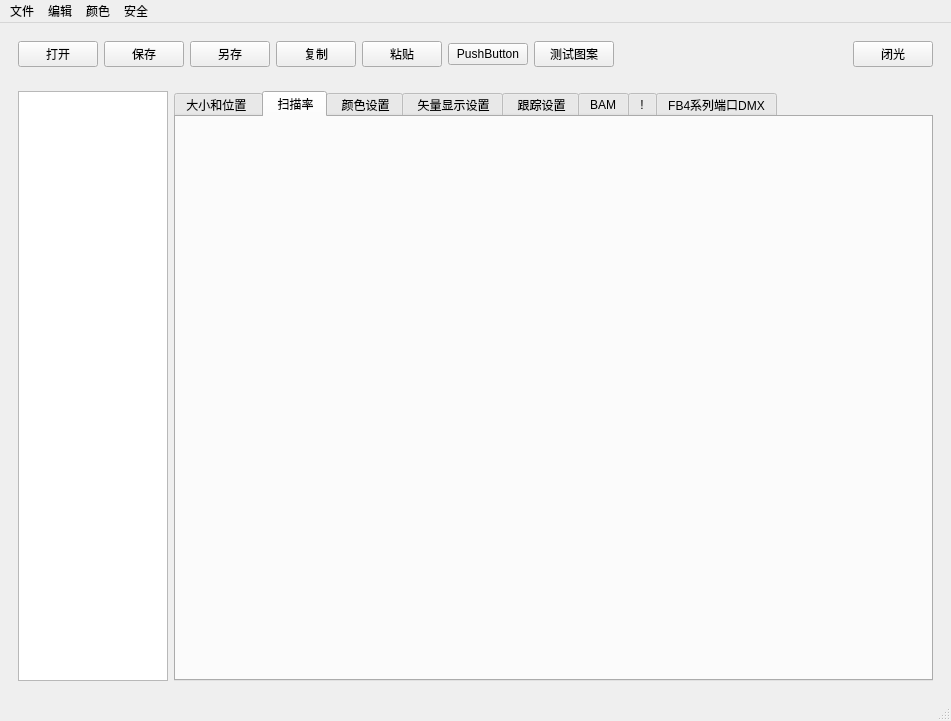
First picture: the form in laser_setting.ui, repository hm521521/laser_control, before the edit.
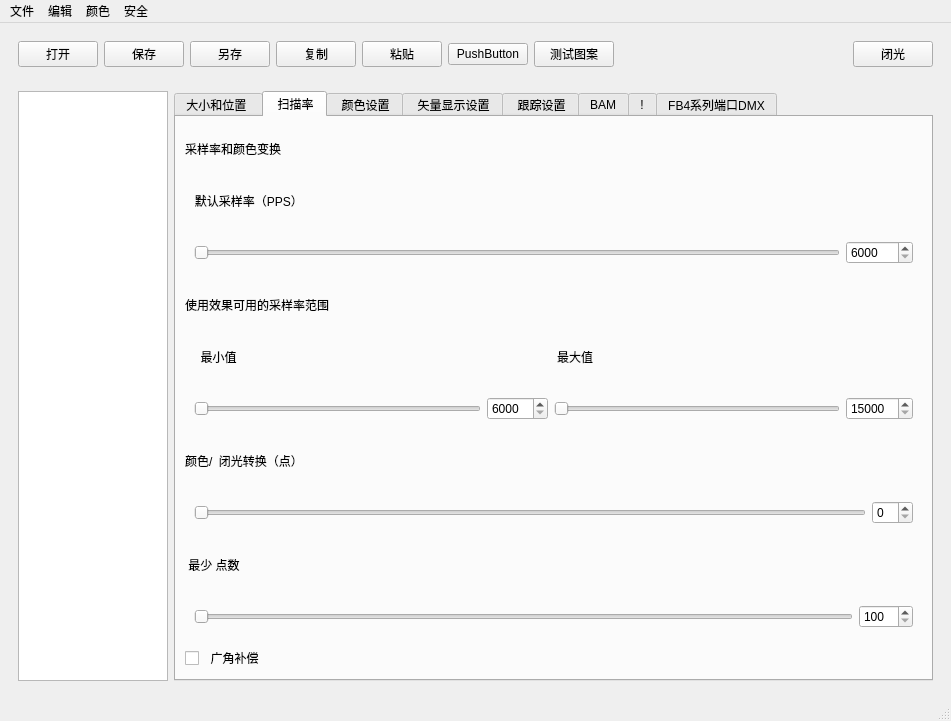
Second picture: the form after the edit. The open tabs and pages were chosen to show the change. Icons and pictures are not drawn. Custom widgets are drawn as their Qt base class.

```diff
--- a/laser_setting.ui
+++ b/laser_setting.ui
@@ -529,6 +529,203 @@
           <attribute name="title">
            <string> 扫描率</string>
           </attribute>
+          <layout class="QVBoxLayout" name="verticalLayout_28">
+           <item>
+            <widget class="QLabel" name="label_14">
+             <property name="text">
+              <string>采样率和颜色变换</string>
+             </property>
+            </widget>
+           </item>
+           <item>
+            <widget class="QLabel" name="label_13">
+             <property name="text">
+              <string>   默认采样率（PPS）</string>
+             </property>
+            </widget>
+           </item>
+           <item>
+            <widget class="QWidget" name="widget_30" native="true">
+             <layout class="QHBoxLayout" name="horizontalLayout_10">
+              <item>
+               <widget class="QSlider" name="horizontalSlider">
+                <property name="minimum">
+                 <number>6000</number>
+                </property>
+                <property name="maximum">
+                 <number>120000</number>
+                </property>
+                <property name="orientation">
+                 <enum>Qt::Horizontal</enum>
+                </property>
+               </widget>
+              </item>
+              <item>
+               <widget class="QSpinBox" name="spinBox_3">
+                <property name="minimum">
+                 <number>6000</number>
+                </property>
+                <property name="maximum">
+                 <number>120000</number>
+                </property>
+               </widget>
+              </item>
+             </layout>
+            </widget>
+           </item>
+           <item>
+            <widget class="QLabel" name="label_16">
+             <property name="text">
+              <string>使用效果可用的采样率范围</string>
+             </property>
+            </widget>
+           </item>
+           <item>
+            <widget class="QWidget" name="widget_33" native="true">
+             <layout class="QHBoxLayout" name="horizontalLayout_17">
+              <item>
+               <widget class="QLabel" name="label_15">
+                <property name="text">
+                 <string>  最小值</string>
+                </property>
+               </widget>
+              </item>
+              <item>
+               <widget class="QLabel" name="label_12">
+                <property name="text">
+                 <string>最大值</string>
+                </property>
+               </widget>
+              </item>
+             </layout>
+            </widget>
+           </item>
+           <item>
+            <widget class="QWidget" name="widget_29" native="true">
+             <layout class="QHBoxLayout" name="horizontalLayout_9">
+              <item>
+               <widget class="QSlider" name="horizontalSlider_3">
+                <property name="minimum">
+                 <number>6000</number>
+                </property>
+                <property name="maximum">
+                 <number>20000</number>
+                </property>
+                <property name="orientation">
+                 <enum>Qt::Horizontal</enum>
+                </property>
+               </widget>
+              </item>
+              <item>
+               <widget class="QSpinBox" name="spinBox">
+                <property name="minimum">
+                 <number>6000</number>
+                </property>
+                <property name="maximum">
+                 <number>20000</number>
+                </property>
+               </widget>
+              </item>
+              <item>
+               <widget class="QSlider" name="horizontalSlider_2">
+                <property name="minimum">
+                 <number>15000</number>
+                </property>
+                <property name="maximum">
+                 <number>120000</number>
+                </property>
+                <property name="orientation">
+                 <enum>Qt::Horizontal</enum>
+                </property>
+               </widget>
+              </item>
+              <item>
+               <widget class="QSpinBox" name="spinBox_2">
+                <property name="minimum">
+                 <number>15000</number>
+                </property>
+                <property name="maximum">
+                 <number>120000</number>
+                </property>
+               </widget>
+              </item>
+             </layout>
+            </widget>
+           </item>
+           <item>
+            <widget class="QLabel" name="label_11">
+             <property name="text">
+              <string>颜色/  闭光转换（点）</string>
+             </property>
+            </widget>
+           </item>
+           <item>
+            <widget class="QWidget" name="widget_31" native="true">
+             <layout class="QHBoxLayout" name="horizontalLayout_15">
+              <item>
+               <widget class="QSlider" name="horizontalSlider_4">
+                <property name="maximum">
+                 <number>16</number>
+                </property>
+                <property name="orientation">
+                 <enum>Qt::Horizontal</enum>
+                </property>
+               </widget>
+              </item>
+              <item>
+               <widget class="QSpinBox" name="spinBox_4">
+                <property name="maximum">
+                 <number>16</number>
+                </property>
+               </widget>
+              </item>
+             </layout>
+            </widget>
+           </item>
+           <item>
+            <widget class="QLabel" name="label_10">
+             <property name="text">
+              <string> 最少 点数</string>
+             </property>
+            </widget>
+           </item>
+           <item>
+            <widget class="QWidget" name="widget_32" native="true">
+             <layout class="QHBoxLayout" name="horizontalLayout_16">
+              <item>
+               <widget class="QSlider" name="horizontalSlider_5">
+                <property name="minimum">
+                 <number>100</number>
+                </property>
+                <property name="maximum">
+                 <number>1000</number>
+                </property>
+                <property name="orientation">
+                 <enum>Qt::Horizontal</enum>
+                </property>
+               </widget>
+              </item>
+              <item>
+               <widget class="QSpinBox" name="spinBox_5">
+                <property name="minimum">
+                 <number>100</number>
+                </property>
+                <property name="maximum">
+                 <number>1000</number>
+                </property>
+               </widget>
+              </item>
+             </layout>
+            </widget>
+           </item>
+           <item>
+            <widget class="QCheckBox" name="checkBox">
+             <property name="text">
+              <string>  广角补偿</string>
+             </property>
+            </widget>
+           </item>
+          </layout>
          </widget>
          <widget class="QWidget" name="tab_3">
           <attribute name="title">
```
Left out of the diff: 22 changed lines with no effect on the pictures.
